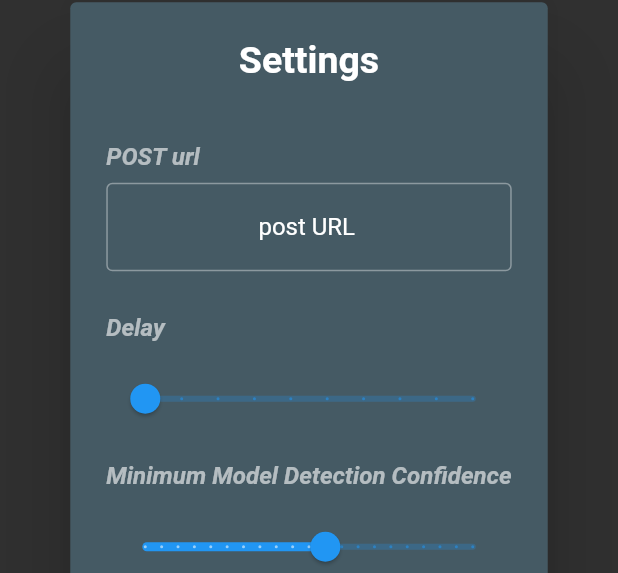
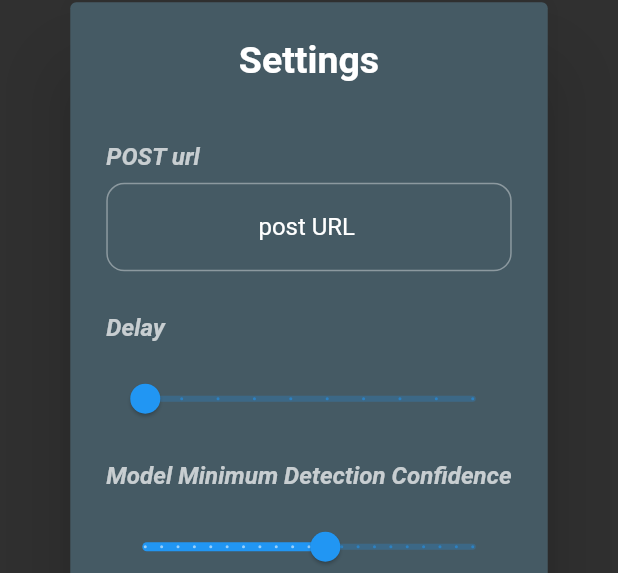
Before and after one commit to AlexBorous/mobileCameraDetection, a Flutter app: the Settings widget shown alone on an empty page, opened directly, on a phone screen of 412 x 824 dp. Shown: the part 186-759 px from the top of the screen. Run offline on Flutter 3.47's test engine with Material 2 defaults, Android fonts, the phone set to English and light mode, and no system bars; our stand-ins replace camera, hive, hive_flutter; missing offline and left inert: tflite; accounts and stored records are empty.

Commit message:
update UI

```diff
--- a/camera_detection/lib/widgets/settings.dart
+++ b/camera_detection/lib/widgets/settings.dart
@@ -49,17 +49,20 @@ class _SettingsState extends State<Settings> {
             children: [
               Text(
                 "POST url",
-                style: TextStyle(
+                style: const TextStyle(
                     fontWeight: FontWeight.w600,
                     fontStyle: FontStyle.italic,
-                    color: Colors.white60),
+                    color: Colors.white70),
               ),
               const SizedBox(
                 height: 8.0,
               ),
               Container(
                 child: TextField(
-                  decoration: InputDecoration(border: OutlineInputBorder()),
+                  decoration: InputDecoration(
+                      border: OutlineInputBorder(
+                    borderRadius: BorderRadius.circular(12.0),
+                  )),
                   textAlign: TextAlign.center,
                   controller: _textEditingController,
                   onSubmitted: (str) async {
@@ -75,10 +78,10 @@ class _SettingsState extends State<Settings> {
               ),
               Text(
                 "Delay",
-                style: TextStyle(
+                style: const TextStyle(
                     fontWeight: FontWeight.w600,
                     fontStyle: FontStyle.italic,
-                    color: Colors.white60),
+                    color: Colors.white70),
               ),
               const SizedBox(
                 height: 8.0,
@@ -104,11 +107,11 @@ class _SettingsState extends State<Settings> {
               ),
               Flexible(
                 child: Text(
-                  "Minimum Model Detection Confidence",
-                  style: TextStyle(
+                  "Model Minimum Detection Confidence",
+                  style: const TextStyle(
                       fontWeight: FontWeight.w600,
                       fontStyle: FontStyle.italic,
-                      color: Colors.white60),
+                      color: Colors.white70),
                 ),
               ),
               const SizedBox(
```
